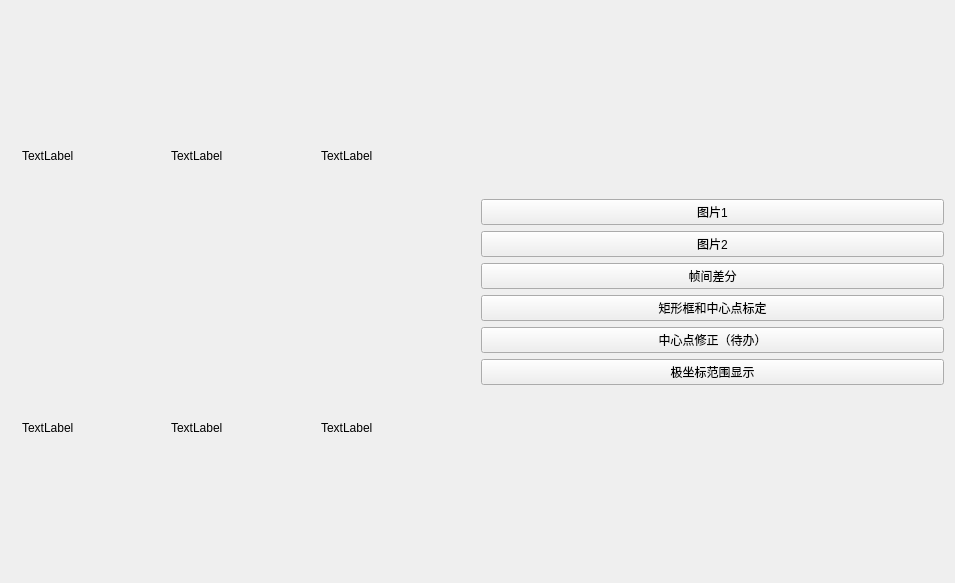
This is UAV2022.ui in cg126/UAV2022 as Qt 5 draws it before an edit. The edited form follows.
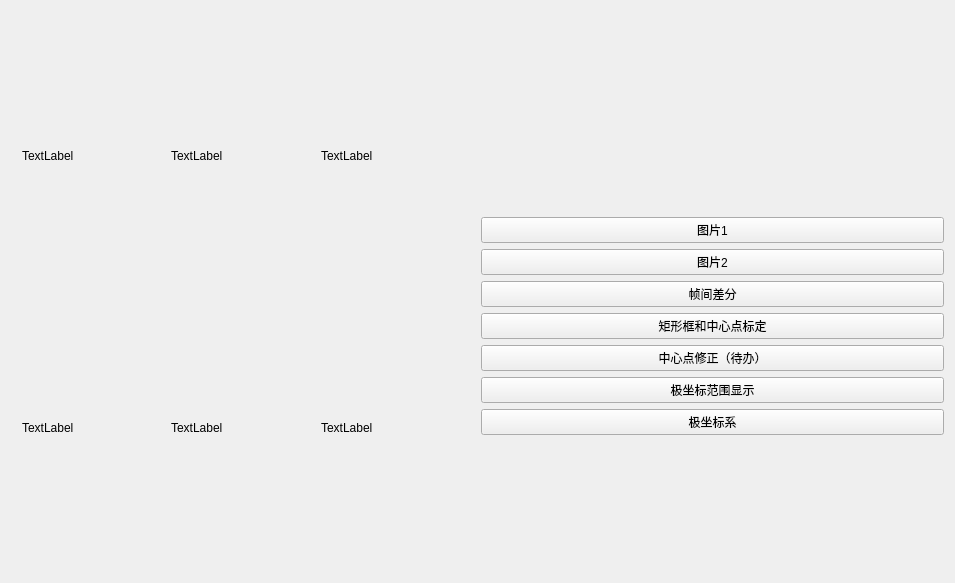
This is the edited form.

Commit message: add polar coordinate system

```diff
--- a/UAV2022.ui
+++ b/UAV2022.ui
@@ -104,6 +104,13 @@
      </property>
     </widget>
    </item>
+   <item row="9" column="1">
+    <widget class="QPushButton" name="pBt_Polar">
+     <property name="text">
+      <string>极坐标系</string>
+     </property>
+    </widget>
+   </item>
   </layout>
  </widget>
  <layoutdefault spacing="6" margin="11"/>
```
The commit also changes 3 other files.
